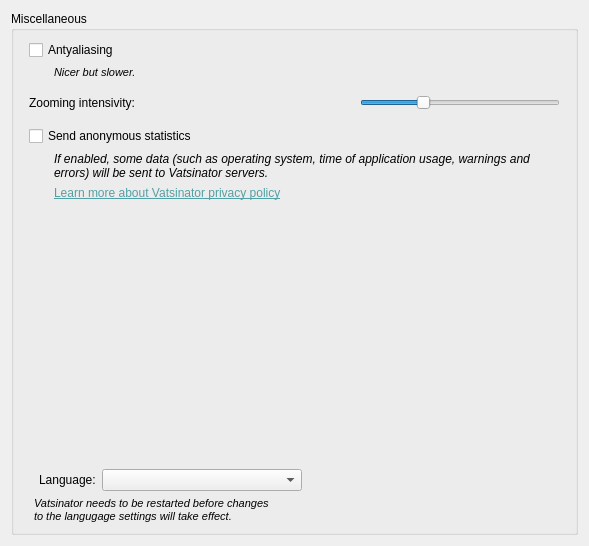
The window that source/ui/pages/miscellaneouspage.ui (Vatsinator/vatsinator-legacy) describes before a commit, drawn with Qt 5.
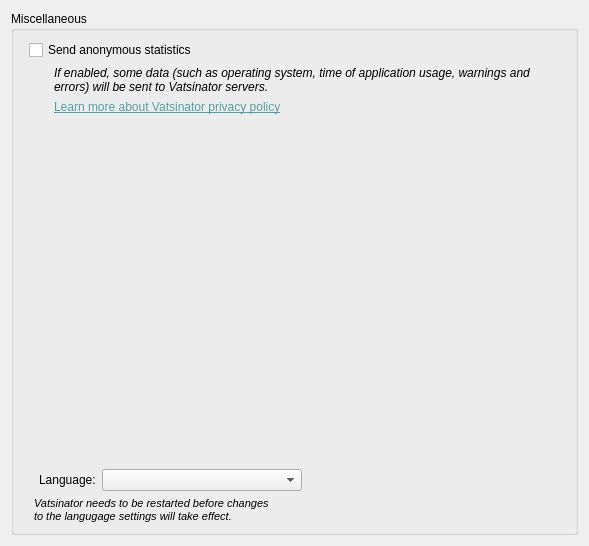
The same window after the commit.

```diff
--- a/source/ui/pages/miscellaneouspage.ui
+++ b/source/ui/pages/miscellaneouspage.ui
@@ -35,85 +35,7 @@
       <property name="rightMargin">
        <number>15</number>
       </property>
-      <item row="3" column="0">
-       <layout class="QHBoxLayout" name="horizontalLayout_18">
-        <item>
-         <widget class="QLabel" name="label_24">
-          <property name="text">
-           <string>Zooming intensivity:</string>
-          </property>
-         </widget>
-        </item>
-        <item>
-         <widget class="QSlider" name="ZoomCoefficientSlider">
-          <property name="sizePolicy">
-           <sizepolicy hsizetype="Fixed" vsizetype="Fixed">
-            <horstretch>0</horstretch>
-            <verstretch>0</verstretch>
-           </sizepolicy>
-          </property>
-          <property name="minimumSize">
-           <size>
-            <width>200</width>
-            <height>0</height>
-           </size>
-          </property>
-          <property name="maximumSize">
-           <size>
-            <width>200</width>
-            <height>16777215</height>
-           </size>
-          </property>
-          <property name="maximum">
-           <number>100</number>
-          </property>
-          <property name="value">
-           <number>30</number>
-          </property>
-          <property name="orientation">
-           <enum>Qt::Horizontal</enum>
-          </property>
-         </widget>
-        </item>
-       </layout>
-      </item>
-      <item row="4" column="0">
-       <spacer name="verticalSpacer">
-        <property name="orientation">
-         <enum>Qt::Vertical</enum>
-        </property>
-        <property name="sizeType">
-         <enum>QSizePolicy::Fixed</enum>
-        </property>
-        <property name="sizeHint" stdset="0">
-         <size>
-          <width>20</width>
-          <height>10</height>
-         </size>
-        </property>
-       </spacer>
-      </item>
       <item row="0" column="0">
-       <widget class="QCheckBox" name="AntyaliasingCheckBox">
-        <property name="text">
-         <string>Antyaliasing</string>
-        </property>
-       </widget>
-      </item>
-      <item row="8" column="0">
-       <spacer name="verticalSpacer_2">
-        <property name="orientation">
-         <enum>Qt::Vertical</enum>
-        </property>
-        <property name="sizeHint" stdset="0">
-         <size>
-          <width>20</width>
-          <height>169</height>
-         </size>
-        </property>
-       </spacer>
-      </item>
-      <item row="5" column="0">
        <widget class="QCheckBox" name="StatsCheckBox">
         <property name="text">
          <string>Send anonymous statistics</string>
@@ -136,7 +58,7 @@
         </property>
        </widget>
       </item>
-      <item row="6" column="0">
+      <item row="1" column="0">
        <widget class="QLabel" name="label">
         <property name="font">
          <font>
@@ -191,42 +113,20 @@
         </item>
        </layout>
       </item>
+      <item row="3" column="0">
+       <spacer name="verticalSpacer_2">
+        <property name="orientation">
+         <enum>Qt::Vertical</enum>
+        </property>
+        <property name="sizeHint" stdset="0">
+         <size>
+          <width>20</width>
+          <height>169</height>
+         </size>
+        </property>
+       </spacer>
+      </item>
       <item row="2" column="0">
-       <spacer name="verticalSpacer_7">
-        <property name="orientation">
-         <enum>Qt::Vertical</enum>
-        </property>
-        <property name="sizeType">
-         <enum>QSizePolicy::Fixed</enum>
-        </property>
-        <property name="sizeHint" stdset="0">
-         <size>
-          <width>20</width>
-          <height>10</height>
-         </size>
-        </property>
-       </spacer>
-      </item>
-      <item row="1" column="0">
-       <widget class="QLabel" name="label_23">
-        <property name="font">
-         <font>
-          <pointsize>8</pointsize>
-          <italic>true</italic>
-         </font>
-        </property>
-        <property name="text">
-         <string>Nicer but slower.</string>
-        </property>
-        <property name="wordWrap">
-         <bool>true</bool>
-        </property>
-        <property name="indent">
-         <number>25</number>
-        </property>
-       </widget>
-      </item>
-      <item row="7" column="0">
        <widget class="QLabel" name="label_2">
         <property name="text">
          <string>&lt;html&gt;&lt;head/&gt;&lt;body&gt;&lt;p&gt;&lt;a href=&quot;http://vatsinator.eu.org/&quot;&gt;&lt;span style=&quot; text-decoration: underline; color:#539fa3;&quot;&gt;Learn more about Vatsinator privacy policy&lt;/span&gt;&lt;/a&gt;&lt;/p&gt;&lt;/body&gt;&lt;/html&gt;</string>
```
Left out of the diff: 4 changed lines with no effect on the pictures.
